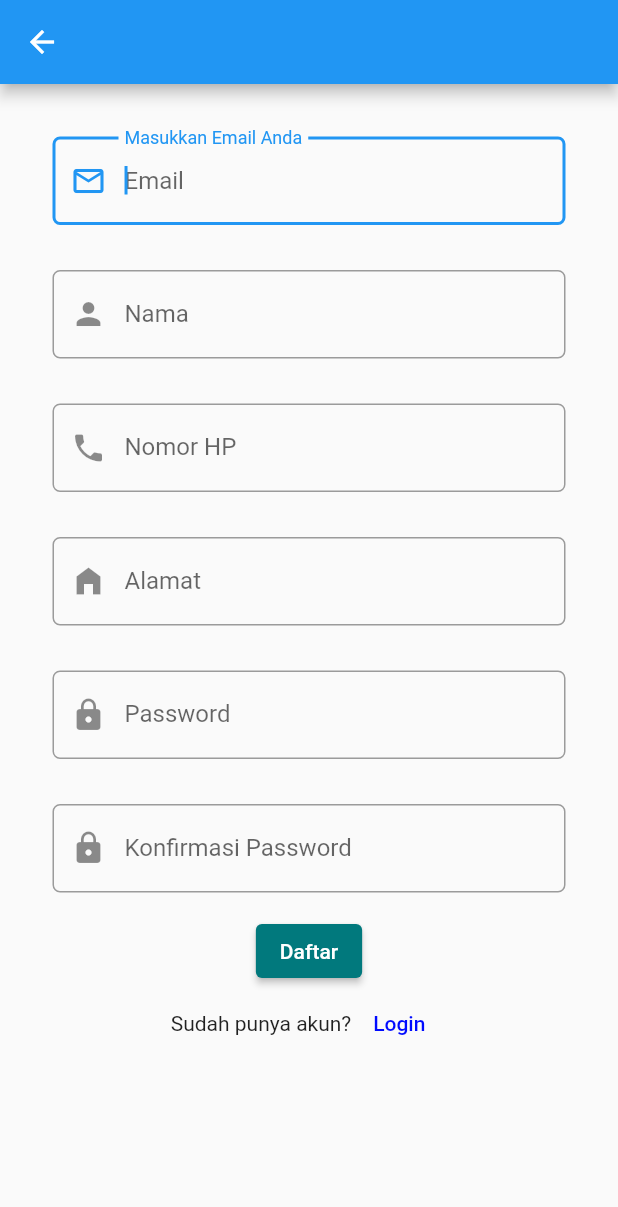
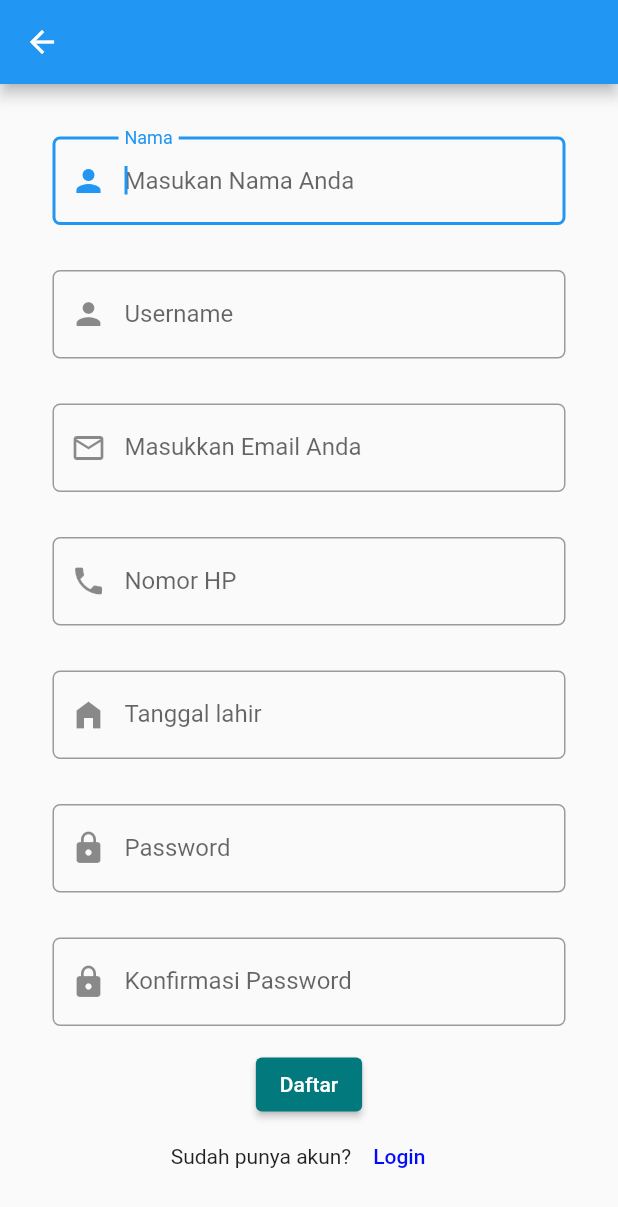
Before and after one commit to bahrulajisantoso/ArahKitaMobile, a Flutter app: the Register screen opened directly, on a phone screen of 412 x 824 dp. Shown: the top 1207 px of the screen. Run offline on Flutter 3.47's test engine with Material 2 defaults, Android fonts, the phone set to English and light mode, and no system bars; our stand-ins replace carousel_slider, fluttertoast, shared_preferences; accounts and stored records are empty; network calls fail.

Commit message:
register

```diff
--- /dev/null
+++ b/lib/api/add_user.dart
@@ -0,0 +1,37 @@
+import 'dart:convert';
+import 'package:http/http.dart' as http;
+import 'package:project/model/user.dart';
+
+class AddUser {
+  static Future createUser(
+    String nama,
+    String username,
+    String email,
+    String noHp,
+    String tglLahir,
+    String password,
+  ) async {
+    Uri _apiURL = Uri.parse('http://10.0.2.2/flutter/register.php');
+
+    // var response = await http.post(apiURL);
+
+    final response = await http.post(_apiURL, body: {
+      "nama": nama,
+      "username": username,
+      "email": email,
+      "no_hp": noHp,
+      "tgl_lahir": tglLahir,
+      "password": password,
+    });
+
+    // var jsonObject = jsonDecode(apiResult.body);
+
+    if (response.statusCode == 200) {
+      return true;
+      // return User.fromJson(jsonDecode(response.body));
+      // return PostResult.createPostResult(jsonObject);
+    } else {
+      throw Exception('Failed to create User.');
+    }
+  }
+}
--- /dev/null
+++ b/lib/model/user.dart
@@ -0,0 +1,25 @@
+class User {
+  String? id, namaUser, username, jenisKelamin, tglLahir, noHp, email, password;
+
+  User(
+      {this.id,
+      this.namaUser,
+      this.username,
+      this.jenisKelamin,
+      this.tglLahir,
+      this.noHp,
+      this.email,
+      this.password});
+
+  factory User.fromJson(Map<String, dynamic> json) {
+    return User(
+        id: json['id'].toString(),
+        namaUser: json['nama'],
+        username: json['username'],
+        jenisKelamin: json['jenis_kelamin'],
+        tglLahir: json['tgl_lahir'],
+        noHp: json['no_hp'],
+        email: json['email'],
+        password: json['password']);
+  }
+}
--- a/lib/pages/login_page.dart
+++ b/lib/pages/login_page.dart
@@ -12,7 +12,7 @@ class Login extends StatefulWidget {
 
 class _LoginState extends State<Login> {
   final _formKey = GlobalKey<FormState>();
-  final toast = ShowToast();
+  final _toast = ShowToast();
 
   @override
   Widget build(BuildContext context) {
@@ -86,7 +86,7 @@ class _LoginState extends State<Login> {
                         builder: (context) => const Main(),
                       ),
                     );
-                    toast.showToast('Login berhasil');
+                    _toast.showToast('Login berhasil');
                   }
                 },
               ),
--- a/lib/pages/register_page.dart
+++ b/lib/pages/register_page.dart
@@ -1,21 +1,56 @@
 import 'package:flutter/material.dart';
+import 'package:project/api/add_user.dart';
+import 'package:project/notification/toast.dart';
 import 'package:project/pages/login_page.dart';
 
 class Register extends StatefulWidget {
   const Register({Key? key}) : super(key: key);
 
   @override
-  _LoginState createState() => _LoginState();
+  _RegisterState createState() => _RegisterState();
 }
 
-class _LoginState extends State<Register> {
+class _RegisterState extends State<Register> {
   final _formKey = GlobalKey<FormState>();
+  final _toast = ShowToast();
+
+  String? _nama, _username, _email, _password;
+
+  final _namaController = TextEditingController();
+  final _usernameController = TextEditingController();
+  final _emailController = TextEditingController();
+  final _noHpController = TextEditingController();
+  final _tglLahirController = TextEditingController();
+  final _passwordController = TextEditingController();
+  final _konfirmPasswordController = TextEditingController();
+
+  void addUser() {
+    AddUser.createUser(
+      _namaController.text,
+      _usernameController.text,
+      _emailController.text,
+      _noHpController.text,
+      _tglLahirController.text,
+      _passwordController.text,
+    ).then((value) {
+      setState(() {
+        if (value) {
+          _toast.showToast("berhasil");
+          Navigator.pop(context);
+        } else {
+          _toast.showToast("gagal");
+        }
+      });
+    });
+  }
 
   @override
   Widget build(BuildContext context) {
     return Scaffold(
       appBar: AppBar(),
-      body: Form(
+      body: ListView(
+        children: <Widget>[
+          Form(
             key: _formKey,
             child: Container(
               padding: const EdgeInsets.all(20.0),
@@ -24,6 +59,45 @@ class _LoginState extends State<Register> {
                   Padding(
                     padding: const EdgeInsets.all(15.0),
                     child: TextFormField(
+                      controller: _namaController,
+                      decoration: InputDecoration(
+                        hintText: "Masukan Nama Anda",
+                        prefixIcon: const Icon(Icons.person),
+                        labelText: "Nama",
+                        border: OutlineInputBorder(
+                            borderRadius: BorderRadius.circular(5.0)),
+                      ),
+                      autofocus: true,
+                      validator: (value) {
+                        if (value!.isEmpty) {
+                          return "Data tidak boleh kosong";
+                        }
+                      },
+                    ),
+                  ),
+                  Padding(
+                    padding: const EdgeInsets.all(15.0),
+                    child: TextFormField(
+                      controller: _usernameController,
+                      decoration: InputDecoration(
+                        hintText: "Masukan Usernmae Anda",
+                        prefixIcon: const Icon(Icons.person),
+                        labelText: "Username",
+                        border: OutlineInputBorder(
+                            borderRadius: BorderRadius.circular(5.0)),
+                      ),
+                      autofocus: true,
+                      validator: (value) {
+                        if (value!.isEmpty) {
+                          return "Data tidak boleh kosong";
+                        }
+                      },
+                    ),
+                  ),
+                  Padding(
+                    padding: const EdgeInsets.all(15.0),
+                    child: TextFormField(
+                      controller: _emailController,
                       decoration: InputDecoration(
                         hintText: "Email",
                         prefixIcon: const Icon(Icons.email_outlined),
@@ -42,24 +116,7 @@ class _LoginState extends State<Register> {
                   Padding(
                     padding: const EdgeInsets.all(15.0),
                     child: TextFormField(
-                  decoration: InputDecoration(
-                    hintText: "Masukan Nama Anda",
-                    prefixIcon: const Icon(Icons.person),
-                    labelText: "Nama",
-                    border: OutlineInputBorder(
-                        borderRadius: BorderRadius.circular(5.0)),
-                  ),
-                  autofocus: true,
-                  validator: (value) {
-                    if (value!.isEmpty) {
-                      return "Data tidak boleh kosong";
-                    }
-                  },
-                ),
-              ),
-              Padding(
-                padding: const EdgeInsets.all(15.0),
-                child: TextFormField(
+                      controller: _noHpController,
                       decoration: InputDecoration(
                         hintText: "Masukkan Nomor HP Anda",
                         prefixIcon: const Icon(Icons.phone),
@@ -78,10 +135,11 @@ class _LoginState extends State<Register> {
                   Padding(
                     padding: const EdgeInsets.all(15.0),
                     child: TextFormField(
+                      controller: _tglLahirController,
                       decoration: InputDecoration(
-                    hintText: "Masukan Alamat Anda",
+                        hintText: "Masukan Tanggal lahir anda",
                         prefixIcon: const Icon(Icons.home_filled),
-                    labelText: "Alamat",
+                        labelText: "Tanggal lahir",
                         border: OutlineInputBorder(
                             borderRadius: BorderRadius.circular(5.0)),
                       ),
@@ -96,6 +154,7 @@ class _LoginState extends State<Register> {
                   Padding(
                     padding: const EdgeInsets.all(15.0),
                     child: TextFormField(
+                      controller: _passwordController,
                       decoration: InputDecoration(
                         hintText: "Minimal 8 karakter",
                         prefixIcon: const Icon(Icons.lock),
@@ -114,6 +173,7 @@ class _LoginState extends State<Register> {
                   Padding(
                     padding: const EdgeInsets.all(15.0),
                     child: TextFormField(
+                      controller: _konfirmPasswordController,
                       decoration: InputDecoration(
                         hintText: "Masukan Password Anda",
                         prefixIcon: const Icon(Icons.lock),
@@ -141,6 +201,7 @@ class _LoginState extends State<Register> {
                     ),
                     onPressed: () {
                       if (_formKey.currentState!.validate()) {
+                        addUser();
                         Navigator.pop(
                           context,
                           Builder(
@@ -164,7 +225,8 @@ class _LoginState extends State<Register> {
                         },
                         child: const Text(
                           'Login',
-                      style: TextStyle(color: Color.fromARGB(255, 0, 10, 255)),
+                          style:
+                              TextStyle(color: Color.fromARGB(255, 0, 10, 255)),
                         ),
                       ),
                     ],
@@ -173,6 +235,8 @@ class _LoginState extends State<Register> {
               ),
             ),
           ),
+        ],
+      ),
     );
   }
 }
```
Also changed, not shown: lib/api/get_wisata.dart (+1 -51 lines), lib/button.dart (deleted, +0 -16 lines), lib/pages/home_page.dart (+5 -3 lines). Lines whose indentation alone changed are shown as unchanged.
